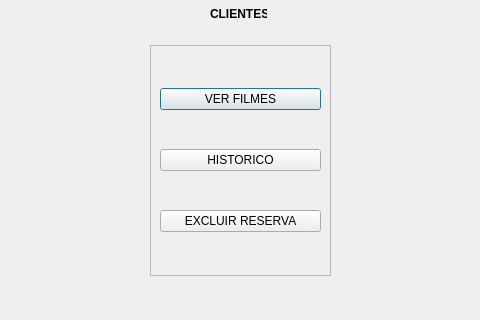
First picture: the form in TELA_DPS_LOGIN.ui, repository Josmateussilva0110/PROJETO_POO, before the edit; both pictures show x 150 to 630 and y 174 to 494 of the 800 by 600 pixel window.
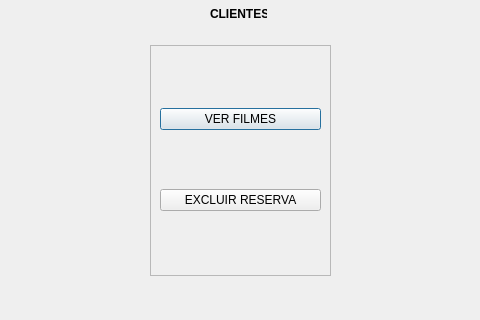
Second picture: the form after the edit.

Commit message: Tela DPS_LOGIN atualizada, Tela estatistica agr também diminue o valor caso ele cancele a reserva.

```diff
--- a/TELA_DPS_LOGIN.ui
+++ b/TELA_DPS_LOGIN.ui
@@ -54,13 +54,6 @@
       </property>
      </widget>
     </item>
-    <item>
-     <widget class="QPushButton" name="pushButton_2">
-      <property name="text">
-       <string>HISTORICO</string>
-      </property>
-     </widget>
-    </item>
     <item>
      <widget class="QPushButton" name="pushButton_3">
       <property name="text">
```
The commit also changes 35 other files.
